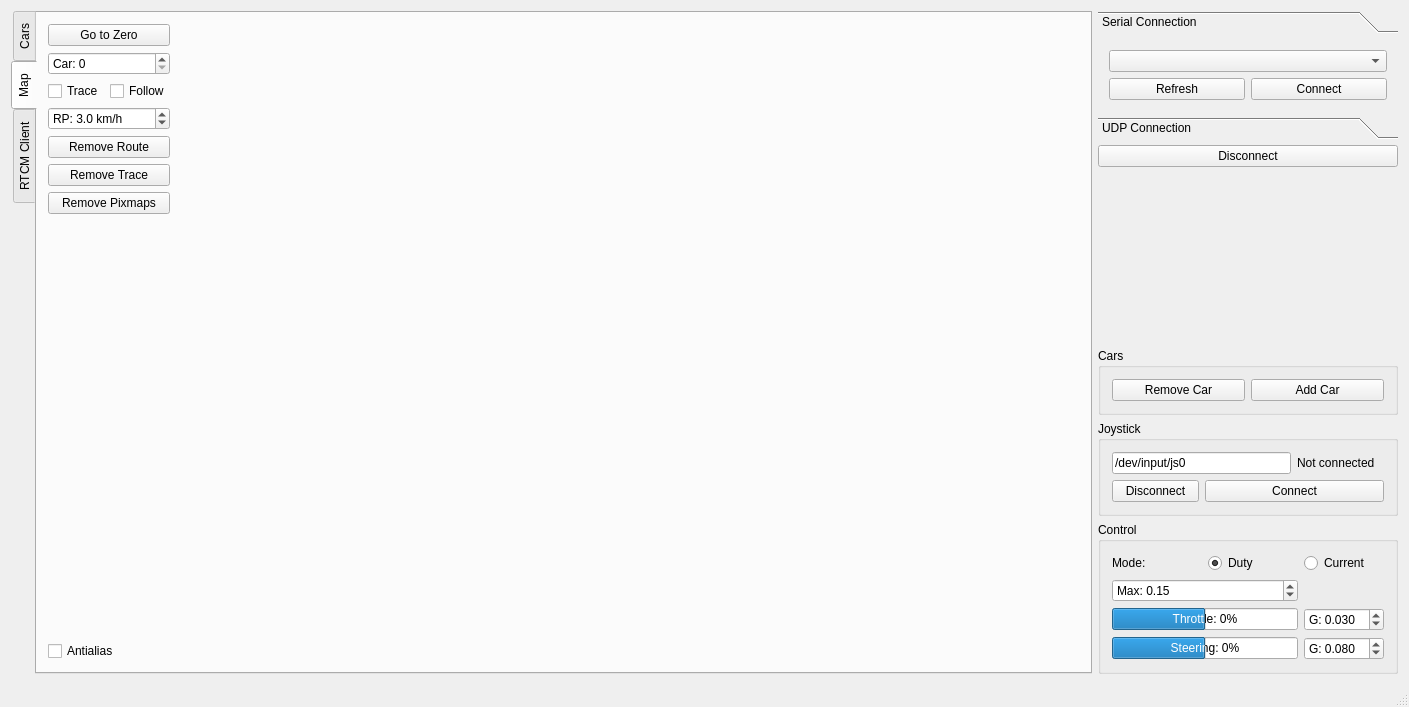
Before: the Qt Designer form Linux/RC_Car_Tool/mainwindow.ui in vedderb/rise_sdvp, drawn with Qt 5.
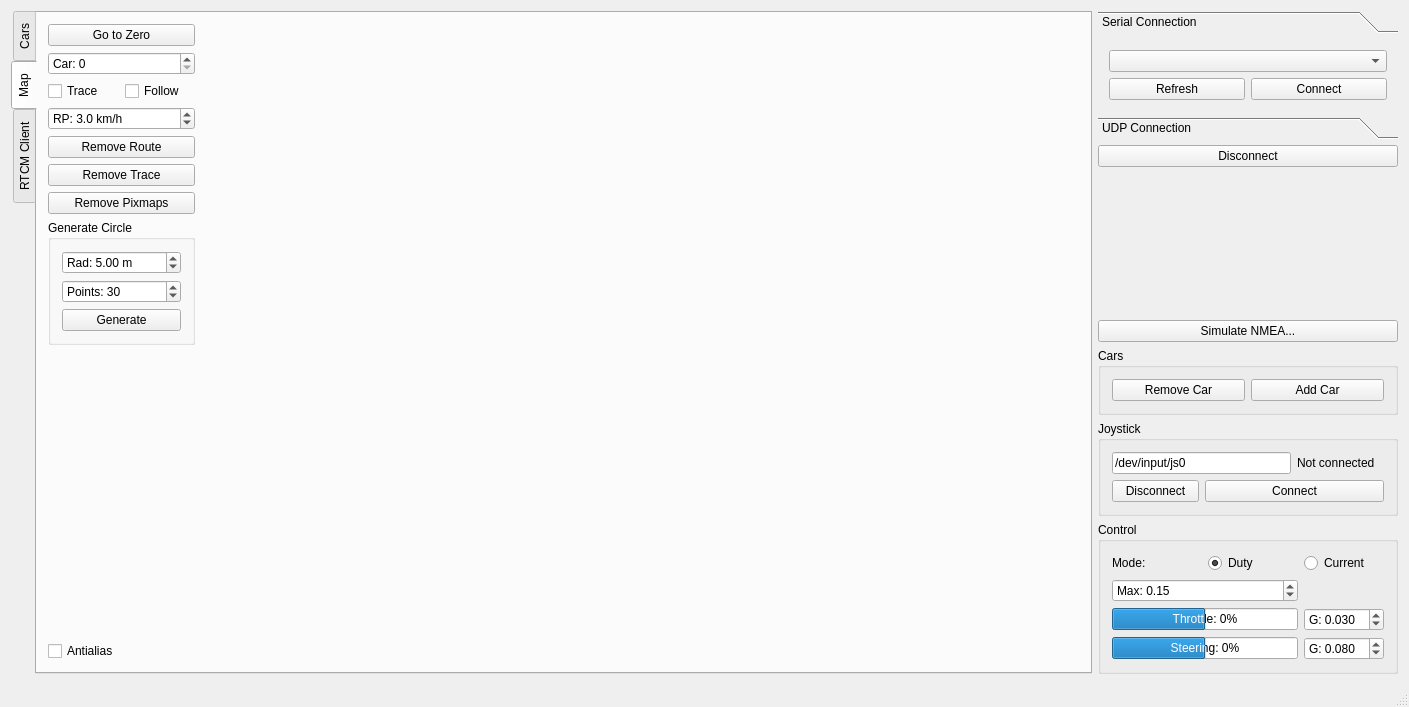
After: the same form once the commit is applied. The open tabs and pages were chosen to show the change. Custom widgets are drawn as their Qt base class.

```diff
--- a/Linux/RC_Car_Tool/mainwindow.ui
+++ b/Linux/RC_Car_Tool/mainwindow.ui
@@ -122,6 +122,51 @@
             </property>
            </widget>
           </item>
+          <item>
+           <widget class="QGroupBox" name="groupBox_4">
+            <property name="title">
+             <string>Generate Circle</string>
+            </property>
+            <layout class="QVBoxLayout" name="verticalLayout_5">
+             <item>
+              <widget class="QDoubleSpinBox" name="genCircRadBox">
+               <property name="prefix">
+                <string>Rad: </string>
+               </property>
+               <property name="suffix">
+                <string> m</string>
+               </property>
+               <property name="maximum">
+                <double>10000.000000000000000</double>
+               </property>
+               <property name="value">
+                <double>5.000000000000000</double>
+               </property>
+              </widget>
+             </item>
+             <item>
+              <widget class="QSpinBox" name="genCircPointsBox">
+               <property name="prefix">
+                <string>Points: </string>
+               </property>
+               <property name="maximum">
+                <number>1000</number>
+               </property>
+               <property name="value">
+                <number>30</number>
+               </property>
+              </widget>
+             </item>
+             <item>
+              <widget class="QPushButton" name="genCircButton">
+               <property name="text">
+                <string>Generate</string>
+               </property>
+              </widget>
+             </item>
+            </layout>
+           </widget>
+          </item>
           <item>
            <spacer name="verticalSpacer_2">
             <property name="orientation">
@@ -292,6 +337,13 @@
         </property>
        </spacer>
       </item>
+      <item>
+       <widget class="QPushButton" name="simulateNmeaButton">
+        <property name="text">
+         <string>Simulate NMEA...</string>
+        </property>
+       </widget>
+      </item>
       <item>
        <widget class="QGroupBox" name="groupBox_2">
         <property name="title">
```
